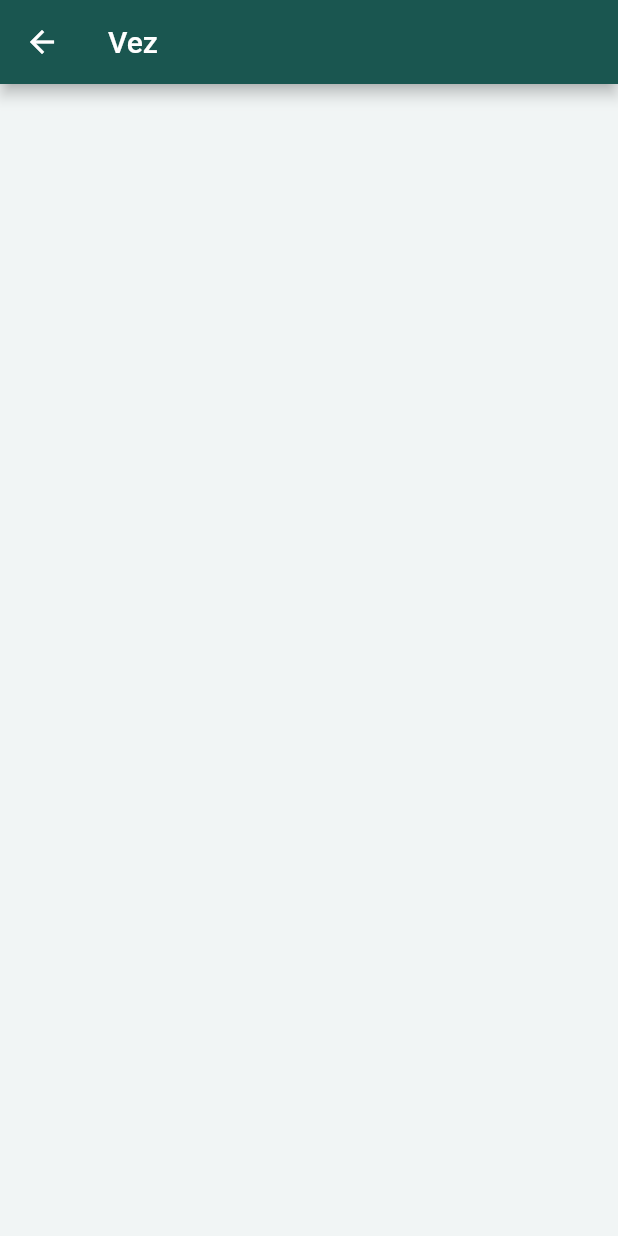
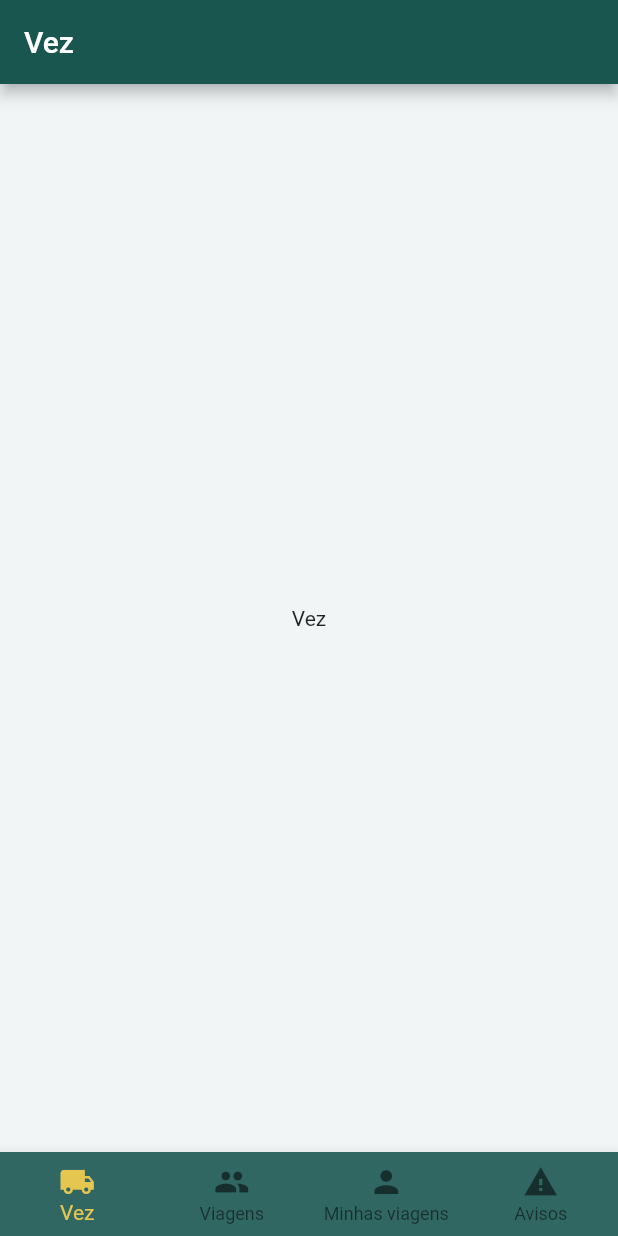
Before and after one commit to Wxze/desafio_coopertransc, a Flutter app: the screen it shows after launch, after a tap on "Entrar", on a phone screen of 412 x 824 dp. Run offline on Flutter 3.47's test engine with Material 2 defaults, Android fonts, the phone set to English and light mode, and no system bars.

Commit message:
Added bottom navigation bar and views

```diff
--- a/lib/view/login_screen.dart
+++ b/lib/view/login_screen.dart
@@ -49,7 +49,7 @@ class _LoginScreenState extends State<LoginScreen> {
                 mainAxisAlignment: MainAxisAlignment.spaceBetween,
                 children: [
                   Container(
-                    margin: const EdgeInsets.fromLTRB(0, 0, 0, 15),
+                    margin: const EdgeInsets.fromLTRB(15, 15, 15, 15),
                     alignment: Alignment.centerLeft,
                     child: const Text(
                       'Seja bem vindo!',
@@ -88,7 +88,7 @@ class _LoginScreenState extends State<LoginScreen> {
                     ),
                   ),
                   Container(
-                    margin: const EdgeInsets.fromLTRB(0, 38, 0, 0),
+                    margin: const EdgeInsets.fromLTRB(0, 38, 0, 30),
                     child: const Text(
                       'Visite nosso site',
                       textAlign: TextAlign.left,
@@ -117,6 +117,7 @@ class _LoginScreenState extends State<LoginScreen> {
         obscureText: isPwField,
         enableSuggestions: false,
         autocorrect: false,
+
         style: const TextStyle(
           fontSize: 15,
         ),
@@ -124,8 +125,9 @@ class _LoginScreenState extends State<LoginScreen> {
           filled: true,
           fillColor: Colors.white,
           isDense: true,
+          contentPadding: const EdgeInsets.all(20),
           labelText: label,
-          labelStyle: const TextStyle(fontSize: 20, color: Color(0xFF000D0C)),
+          labelStyle: const TextStyle(fontSize: 16, color: Color(0xFF000D0C)),
           hintText: 'Informe o valor',
           hintStyle: const TextStyle(
             fontSize: 15,
@@ -138,7 +140,7 @@ class _LoginScreenState extends State<LoginScreen> {
           focusedBorder: OutlineInputBorder(
             borderRadius: BorderRadius.circular(25.0),
             borderSide: const BorderSide(
-              color: Color(0x99F8D14F),
+              color: Color(0xFF487873),
               width: 2.4,
             ),
           ),
--- a/lib/view/turn_screen.dart
+++ b/lib/view/turn_screen.dart
@@ -1,6 +1,11 @@
+// ignore_for_file: prefer_const_constructors
+
 import 'package:flutter/material.dart';
-import 'package:flutter/src/foundation/key.dart';
-import 'package:flutter/src/widgets/framework.dart';
+
+import 'my_trip_view.dart';
+import 'trip_view.dart';
+import 'turn_view.dart';
+import 'warning_view.dart';
 
 class TurnScreen extends StatefulWidget {
   const TurnScreen({Key? key}) : super(key: key);
@@ -10,10 +15,76 @@ class TurnScreen extends StatefulWidget {
 }
 
 class _TurnScreenState extends State<TurnScreen> {
+
+  int _currentIndex = 0;
+  String _appBarTitle = 'Vez';
+
+  final List<Widget> _screens = [
+    TurnView(),
+    TripView(),
+    MyTripView(),
+    WarningView(),
+  ];
+
   @override
   Widget build(BuildContext context) {
     return Scaffold(
-      appBar: AppBar(title: const Text('Vez')),
+      appBar: AppBar(
+        title: Text(_appBarTitle),
+        automaticallyImplyLeading: false,
+      ),
+      body: Padding(
+        padding: EdgeInsets.all(16),
+        child: _screens[_currentIndex],
+      ),
+      bottomNavigationBar: BottomNavigationBar(
+        type: BottomNavigationBarType.fixed,
+        currentIndex: _currentIndex,
+        selectedItemColor: const Color(0xE5F8D14F),
+        iconSize: 24,
+        backgroundColor: const Color(0xFF316762),
+        items: const [
+          BottomNavigationBarItem(
+            icon: Icon(Icons.local_shipping),
+            label: 'Vez',
+          ),
+          BottomNavigationBarItem(
+            icon: Icon(Icons.group),
+            label: 'Viagens'
+          ),
+          BottomNavigationBarItem(
+            icon: Icon(Icons.person),
+            label: 'Minhas viagens'
+          ),
+          BottomNavigationBarItem(
+            icon: Icon(Icons.warning),
+            label: 'Avisos'
+          ),
+        ],
+        onTap: (int index) {
+          setState(() {
+            _currentIndex = index;
+            changeAppBarTitle();
+          });
+        },
+      ),
     );
   }
+
+  void changeAppBarTitle(){
+    switch(_currentIndex){
+      case 0:
+        _appBarTitle = 'Vez';
+        break;
+      case 1:
+        _appBarTitle = 'Viagens';
+        break;
+      case 2:
+        _appBarTitle = 'Minhas viagens';
+        break;
+      case 3:
+        _appBarTitle = 'Avisos';
+        break;
+    }
+  }
 }
--- /dev/null
+++ b/lib/view/turn_view.dart
@@ -0,0 +1,19 @@
+import 'package:flutter/cupertino.dart';
+import 'package:flutter/src/foundation/key.dart';
+import 'package:flutter/src/widgets/framework.dart';
+
+class TurnView extends StatefulWidget {
+  const TurnView({Key? key}) : super(key: key);
+
+  @override
+  State<TurnView> createState() => _TurnViewState();
+}
+
+class _TurnViewState extends State<TurnView> {
+  @override
+  Widget build(BuildContext context) {
+    return const Center(
+      child: Text('Vez'),
+    );
+  }
+}
```
Also changed, not shown: lib/view/my_trip_view.dart (added, +19 -0 lines), lib/view/trip_view.dart (added, +19 -0 lines), lib/view/warning_view.dart (added, +19 -0 lines).
